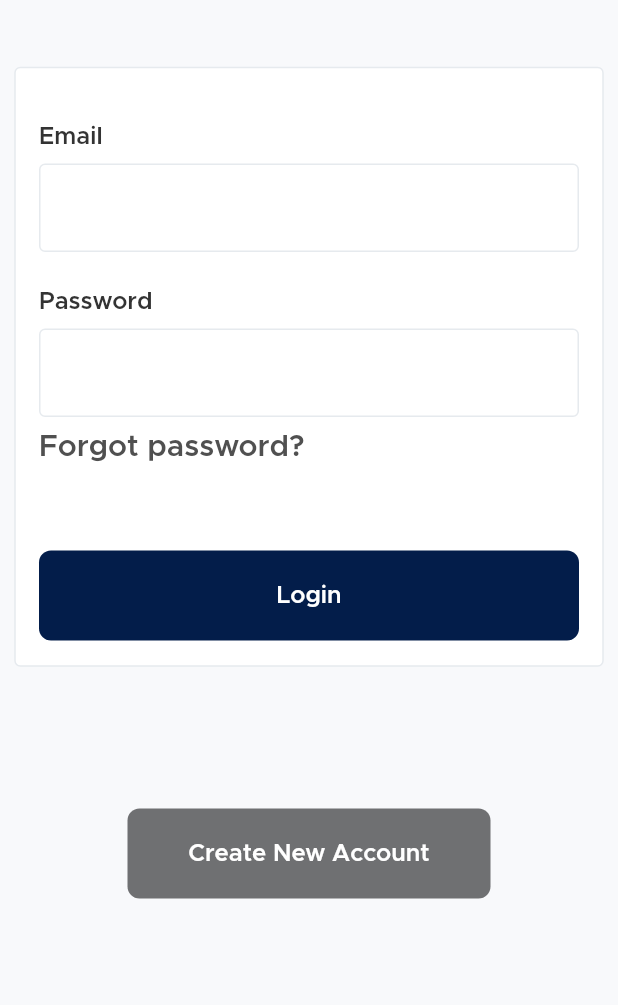
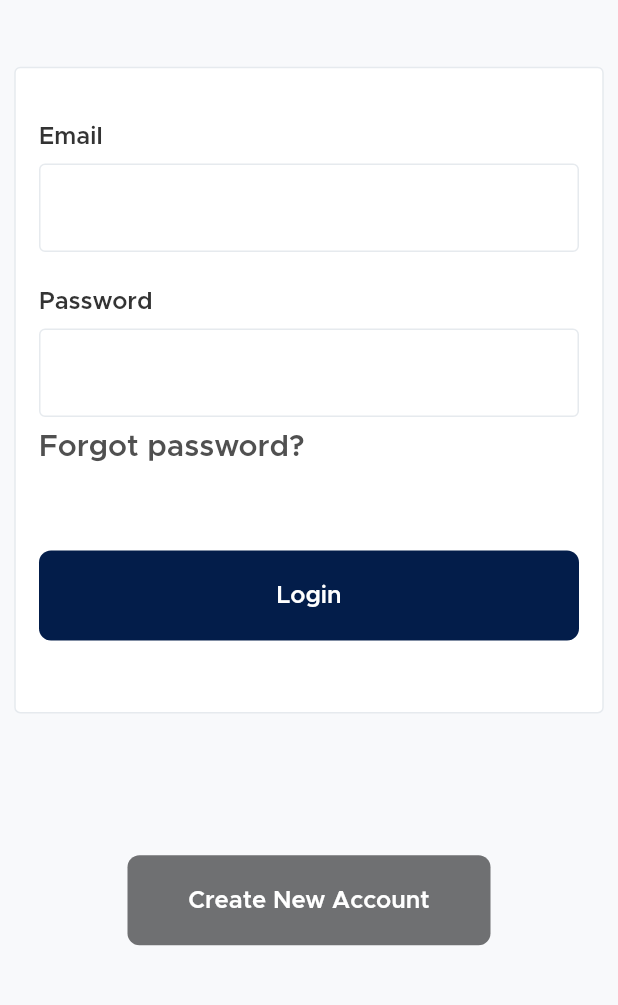
Before and after one commit to islamsayed86/Happy-Texting, a Flutter app: the screen it shows after launch, on a phone screen of 412 x 824 dp, the part 156-1161 px from its top. Run offline on Flutter 3.47's test engine with Material 2 defaults, Android fonts, the phone set to English and light mode, and no system bars; our stand-ins replace flutter_screenutil.

Commit message:
first phase

```diff
--- a/lib/Ui/screens/login_page.dart
+++ b/lib/Ui/screens/login_page.dart
@@ -5,6 +5,7 @@ import 'package:happy_texting/Ui/screens/forgot_password_page.dart';
 import 'package:happy_texting/Ui/widgets/custom_button.dart';
 
 import 'package:happy_texting/Ui/widgets/custom_text_field.dart';
+import 'package:flutter_screenutil/flutter_screenutil.dart';
 
 class LoginPage extends StatelessWidget {
   const LoginPage({super.key});
@@ -45,8 +46,8 @@ class LoginPage extends StatelessWidget {
               padding:
                   const EdgeInsets.symmetric(horizontal: 9.5, vertical: 44.5),
               child: Container(
-                width: 371,
-                height: 400,
+                width: 371.w,
+                height: 361.h,
                 decoration: BoxDecoration(
                   color: const Color(0xffFFFFFF),
                   border: Border.all(
```
